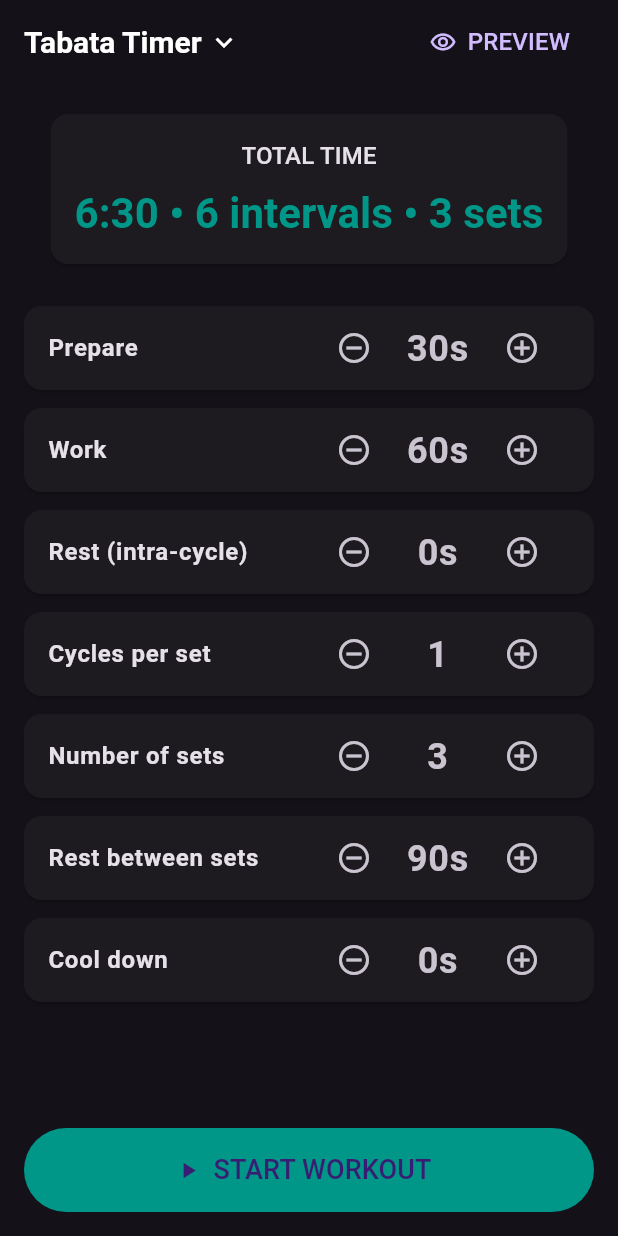
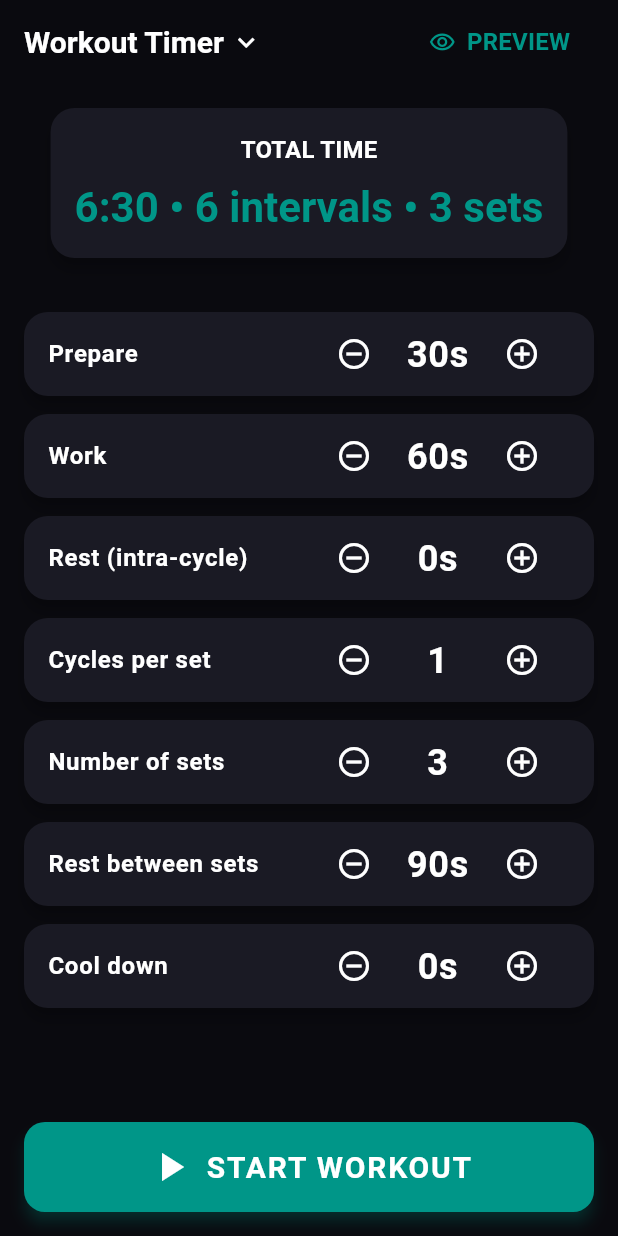
Before and after one commit to mohdasadkhan/workout_rep_timer, a Flutter app: the screen it shows after launch, on a phone screen of 412 x 824 dp. Run offline on Flutter 3.47's test engine with Material 3 defaults, Android fonts, the light colour scheme and no system bars; our stand-ins replace bloc, dartz, equatable, firebase_core, firebase_messaging, flutter_bloc and 7 more; missing offline and left inert: flutter_foreground_task; accounts and stored records are empty.

Commit message:
Centralized app styling using themeData and ColorScheme
- Moved hardcoded colors and text styles from widgets to core/theme.
- Created AppColors and AppTheme for a single source of truth.
- Configured OutlinedButtonTheme with custom height and rounded corners.
- Updated Screens and widgets to use Theme.of(context)

```diff
--- /dev/null
+++ b/lib/core/theme/app_colors.dart
@@ -0,0 +1,40 @@
+import 'package:flutter/material.dart';
+
+class AppColors {
+  // Background & Surface
+  static const Color background = Color(0xFF0A0A0F);
+  static const Color surface = Color(0xFF12121A);
+  static const Color card = Color(0xFF1A1A24);
+
+  // Primary Brand
+  // static const Color primary = Color(0xFF00E5A0); // Teal accent used heavily, grok
+  static const Color primary = Color(
+    0xFF009688,
+  ); // Teal accent used heavily, gemini
+  // static const Color primary = Colors.teal;
+
+  // Phase Colors (Timer specific)
+  static const Color work = Color(0xFF00E5A0);
+  static const Color rest = Color(0xFF4FC3F7);
+  static const Color prepare = Color(0xFFFFD54F);
+  static const Color coolDown = Color(0xFFCE93D8);
+
+  // Text
+  static const Color textPrimary = Colors.white;
+  static const Color textSecondary = Color(0xFFAAAAAA);
+  static const Color textTertiary = Color(0xFF777777);
+
+  // Actions & Status
+  static const Color error = Color(0xFFFF4757);
+  static const Color success = Color(0xFF00E5A0);
+  static const Color warning = Color(0xFFFFD54F);
+
+  // Glass / Border effects
+  static const Color glass = Color(0xFFFFFFFF);
+  static const Color glassBorder = Color(0xFFFFFFFF);
+
+  // Neutral
+  static const Color white = Colors.white;
+  static const Color black = Colors.black;
+  static const Color grey = Colors.grey;
+}
--- /dev/null
+++ b/lib/core/theme/app_text_styles.dart
@@ -0,0 +1,78 @@
+import 'package:flutter/material.dart';
+import 'app_colors.dart';
+
+class AppTextStyles {
+  // Headings
+  static const TextStyle headlineLarge = TextStyle(
+    fontSize: 34,
+    fontWeight: FontWeight.w900,
+    letterSpacing: -0.5,
+    color: AppColors.textPrimary,
+  );
+
+  static const TextStyle headlineMedium = TextStyle(
+    fontSize: 28,
+    fontWeight: FontWeight.w700,
+    color: AppColors.textPrimary,
+  );
+
+  // Titles
+  static const TextStyle titleLarge = TextStyle(
+    fontSize: 20,
+    fontWeight: FontWeight.w600,
+    color: AppColors.textPrimary,
+  );
+
+  static const TextStyle titleMedium = TextStyle(
+    fontSize: 16,
+    fontWeight: FontWeight.w600,
+    color: AppColors.textPrimary,
+  );
+
+  // Body
+  static const TextStyle bodyLarge = TextStyle(
+    fontSize: 16,
+    fontWeight: FontWeight.w400,
+    color: AppColors.textSecondary,
+  );
+
+  static const TextStyle bodyMedium = TextStyle(
+    fontSize: 14,
+    fontWeight: FontWeight.w400,
+    color: AppColors.textSecondary,
+  );
+
+  // Labels & Small
+  static const TextStyle labelLarge = TextStyle(
+    fontSize: 13,
+    fontWeight: FontWeight.w700,
+    letterSpacing: 1.5,
+    color: AppColors.textPrimary,
+  );
+
+  static const TextStyle labelSmall = TextStyle(
+    fontSize: 11,
+    fontWeight: FontWeight.w700,
+    letterSpacing: 2.5,
+    color: AppColors.textTertiary,
+  );
+
+  // Timer Specific
+  static const TextStyle timerDisplay = TextStyle(
+    fontSize: 72,
+    fontWeight: FontWeight.w900,
+    letterSpacing: -2,
+    color: AppColors.textPrimary,
+  );
+
+  static const TextStyle phaseBadge = TextStyle(
+    fontSize: 13,
+    fontWeight: FontWeight.w800,
+    letterSpacing: 2.5,
+  );
+
+  static const TextStyle sequenceItem = TextStyle(
+    fontSize: 14,
+    fontWeight: FontWeight.w400,
+  );
+}
--- /dev/null
+++ b/lib/core/theme/app_theme.dart
@@ -0,0 +1,76 @@
+import 'package:flutter/material.dart';
+import 'app_colors.dart';
+import 'app_text_styles.dart';
+
+class AppTheme {
+  static final ThemeData darkTheme = ThemeData(
+    useMaterial3: true,
+    brightness: Brightness.dark,
+    scaffoldBackgroundColor: AppColors.background,
+    primaryColor: AppColors.primary,
+
+    colorScheme: const ColorScheme.dark(
+      primary: AppColors.primary,
+      surface: AppColors.surface,
+      error: AppColors.error,
+      onPrimary: Colors.black,
+      onSurface: AppColors.textPrimary,
+    ),
+
+    appBarTheme: const AppBarTheme(
+      backgroundColor: AppColors.background,
+      elevation: 0,
+      centerTitle: true,
+      titleTextStyle: TextStyle(
+        fontSize: 20,
+        fontWeight: FontWeight.w600,
+        color: AppColors.textPrimary,
+      ),
+    ),
+
+    cardTheme: CardThemeData(
+      color: AppColors.card,
+      elevation: 4,
+      shape: RoundedRectangleBorder(borderRadius: BorderRadius.circular(16)),
+      margin: const EdgeInsets.only(bottom: 12),
+    ),
+
+    textTheme: const TextTheme(
+      headlineLarge: AppTextStyles.headlineLarge,
+      headlineMedium: AppTextStyles.headlineMedium,
+      titleLarge: AppTextStyles.titleLarge,
+      titleMedium: AppTextStyles.titleMedium,
+      bodyLarge: AppTextStyles.bodyLarge,
+      bodyMedium: AppTextStyles.bodyMedium,
+      labelLarge: AppTextStyles.labelLarge,
+    ),
+
+    filledButtonTheme: FilledButtonThemeData(
+      style: FilledButton.styleFrom(
+        backgroundColor: AppColors.primary,
+        foregroundColor: Colors.white,
+        elevation: 4,
+        shadowColor: AppColors.primary,
+        shape: RoundedRectangleBorder(borderRadius: BorderRadius.circular(14)),
+        minimumSize: const Size(double.infinity, 60),
+        padding: const EdgeInsets.symmetric(vertical: 8),
+        textStyle: const TextStyle(
+          fontSize: 20,
+          fontWeight: FontWeight.bold,
+          letterSpacing: 1.2,
+        ),
+      ),
+    ),
+
+    outlinedButtonTheme: OutlinedButtonThemeData(
+      style: OutlinedButton.styleFrom(
+        foregroundColor: AppColors.textSecondary,
+        side: const BorderSide(color: Color(0x33FFFFFF)),
+        shape: RoundedRectangleBorder(borderRadius: BorderRadius.circular(14)),
+        minimumSize: const Size(double.infinity, 50),
+      ),
+    ),
+
+    iconTheme: const IconThemeData(color: AppColors.textPrimary),
+  );
+}
--- a/lib/core/widgets/feature_dropdown/extension_on_appfeature.dart
+++ b/lib/core/widgets/feature_dropdown/extension_on_appfeature.dart
@@ -4,17 +4,17 @@ enum AppFeature { tabataTimer, repTracker }
 
 extension AppFeatureExtension on AppFeature {
   String get label => switch (this) {
-    AppFeature.tabataTimer => 'Tabata Timer',
-    AppFeature.repTracker  => 'Rep Tracker',
+    AppFeature.tabataTimer => 'Workout Timer',
+    AppFeature.repTracker => 'Rep Tracker',
   };
 
   IconData get icon => switch (this) {
     AppFeature.tabataTimer => Icons.timer_outlined,
-    AppFeature.repTracker  => Icons.fitness_center_outlined,
+    AppFeature.repTracker => Icons.fitness_center_outlined,
   };
 
   String get route => switch (this) {
     AppFeature.tabataTimer => '/tabata',
-    AppFeature.repTracker  => '/rep-tracker',
+    AppFeature.repTracker => '/rep-tracker',
   };
 }
--- a/lib/features/workout_timer/presentation/screens/config_screen.dart
+++ b/lib/features/workout_timer/presentation/screens/config_screen.dart
@@ -1,9 +1,11 @@
 import 'dart:developer';
 
+import 'package:app_lifecycle/core/theme/app_colors.dart';
 import 'package:app_lifecycle/core/widgets/feature_dropdown/extension_on_appfeature.dart';
 import 'package:app_lifecycle/core/widgets/feature_dropdown/feature_dropdown.dart';
 import 'package:app_lifecycle/features/workout_timer/domain/entity/workout_config.dart';
 import 'package:app_lifecycle/features/workout_timer/domain/usecases/generate_workout_usecase.dart';
+import 'package:app_lifecycle/features/workout_timer/presentation/screens/workout_preview_screen.dart';
 import 'package:flutter/material.dart';
 import 'package:flutter_bloc/flutter_bloc.dart';
 import 'package:flutter_foreground_task/flutter_foreground_task.dart';
@@ -79,17 +81,13 @@ class _ConfigScreenState extends State<ConfigScreen> {
                   padding: const EdgeInsets.all(16),
                   child: Column(
                     children: [
-                      Text(
-                        'TOTAL TIME',
-                        style: Theme.of(context).textTheme.titleMedium,
-                      ),
+                      Text('TOTAL TIME', style: theme.textTheme.titleMedium),
                       const SizedBox(height: 8),
                       Text(
                         _formatTotalTime(),
-                        style: Theme.of(context).textTheme.headlineMedium
-                            ?.copyWith(
+                        style: theme.textTheme.headlineMedium?.copyWith(
                           fontWeight: FontWeight.bold,
-                              color: Colors.teal,
+                          color: AppColors.primary,
                         ),
                       ),
                     ],
@@ -144,11 +142,15 @@ class _ConfigScreenState extends State<ConfigScreen> {
           ],
         ),
       ),
+
       bottomNavigationBar: SafeArea(
         child: Padding(
           padding: const EdgeInsets.all(16),
+          child: MouseRegion(
+            cursor: SystemMouseCursors.click,
             child: FilledButton.icon(
               onPressed: () async {
+                // Your existing permission + battery logic remains the same
                 var permission =
                     await FlutterForegroundTask.checkNotificationPermission();
                 log('check notification permission >> $permission');
@@ -168,7 +170,8 @@ class _ConfigScreenState extends State<ConfigScreen> {
                   }
                 }
 
-              if (!await FlutterForegroundTask.isIgnoringBatteryOptimizations) {
+                if (!await FlutterForegroundTask
+                    .isIgnoringBatteryOptimizations) {
                   final ignored =
                       await FlutterForegroundTask.requestIgnoreBatteryOptimization();
                   if (!ignored) {
@@ -181,15 +184,28 @@ class _ConfigScreenState extends State<ConfigScreen> {
                     );
                   }
                 }
+
                 context.read<TimerBloc>().add(TimerStarted(_config));
-
                 context.push('/tabata/running');
               },
-            icon: const Icon(Icons.play_arrow),
-            label: const Text('START WORKOUT', style: TextStyle(fontSize: 18)),
-            style: FilledButton.styleFrom(
-              minimumSize: const Size(double.infinity, 56),
-              backgroundColor: Colors.teal,
+              icon: const Icon(Icons.play_arrow, size: 32),
+              label: Text(
+                'START WORKOUT',
+                style: theme.textTheme.titleLarge?.copyWith(letterSpacing: 1.2),
+                // style: TextStyle(
+                //   fontSize: 20,
+                //   fontWeight: FontWeight.bold,
+                //   letterSpacing: 1.2,
+                // ),
+              ),
+              // style: FilledButton.styleFrom(
+              //   minimumSize: const Size(double.infinity, 60),
+              //   backgroundColor: Colors.teal,
+              //   foregroundColor: Colors.white,
+              //   elevation: 4,
+              //   shadowColor: Colors.teal,
+              //   padding: const EdgeInsets.symmetric(vertical: 8),
+              // ),
             ),
           ),
         ),
--- a/lib/main.dart
+++ b/lib/main.dart
@@ -1,5 +1,6 @@
 import 'package:app_lifecycle/core/const/firebase_const.dart';
 import 'package:app_lifecycle/core/di/injection.dart';
+import 'package:app_lifecycle/core/theme/app_theme.dart';
 import 'package:app_lifecycle/features/notification/presentation/bloc/notification_bloc.dart';
 import 'package:app_lifecycle/features/rep_tracker/presentation/bloc/workout_bloc.dart';
 import 'package:app_lifecycle/features/workout_timer/presentation/bloc/timer_bloc.dart';
@@ -56,7 +57,7 @@ class MyApp extends StatelessWidget {
       ],
       child: MaterialApp.router(
         title: 'Workout Timer',
-        theme: ThemeData.dark(useMaterial3: true),
+        theme: AppTheme.darkTheme,
         routerConfig: getIt<GoRouter>(),
       ),
     );
```
Also changed, not shown: lib/core/theme/theme_extensions.dart (added, +12 -0 lines), lib/core/widgets/feature_dropdown/feature_dropdown.dart (+3 -28 lines), lib/features/workout_timer/presentation/screens/running_timer_screen.dart (+34 -44 lines), 1 other file. Lines whose indentation alone changed are shown as unchanged.
